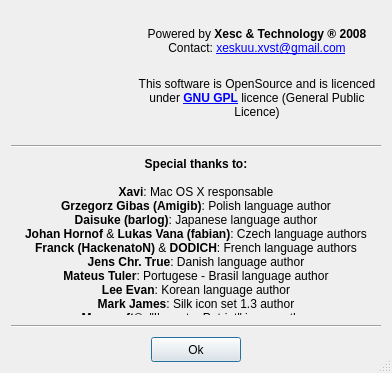
ckorn/xvst, file ui/credits.ui: the form before one commit.
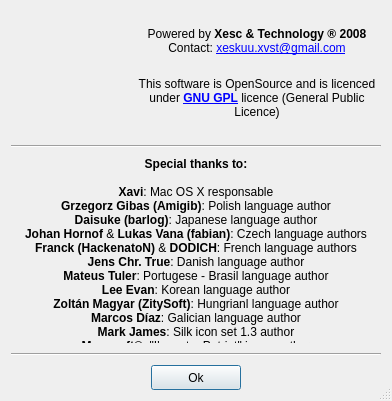
The form after the commit. Icons and pictures are not drawn.

What changed in the file:
```diff
--- a/ui/credits.ui
+++ b/ui/credits.ui
@@ -6,7 +6,7 @@
     <x>0</x>
     <y>0</y>
     <width>392</width>
-    <height>373</height>
+    <height>401</height>
    </rect>
   </property>
   <property name="windowTitle" >
@@ -124,7 +124,7 @@
    <item row="2" column="0" colspan="3" >
     <widget class="QLabel" name="label_5" >
      <property name="text" >
-      <string>&lt;b>Special thanks to:&lt;/b>&lt;br>&lt;br>&lt;b>Xavi&lt;/b>: Mac OS X responsable&lt;br>&lt;b>Grzegorz Gibas (Amigib)&lt;/b>: Polish language author&lt;br>&lt;b>Daisuke (barlog)&lt;/b>: Japanese language author&lt;br>&lt;b>Johan Hornof&lt;/b> &amp; &lt;b>Lukas Vana (fabian)&lt;/b>: Czech language authors&lt;br>&lt;b>Franck (HackenatoN)&lt;/b> &amp; &lt;b>DODICH&lt;/b>: French language authors&lt;br>&lt;b>Jens Chr. True&lt;/b>: Danish language author&lt;br>&lt;b>Mateus Tuler&lt;/b>: Portugese - Brasil language author&lt;br>&lt;b>Lee Evan&lt;/b>: Korean language author&lt;br>&lt;b>Mark James&lt;/b>: Silk icon set 1.3 author&lt;br>&lt;b>Mayosoft®&lt;/b>: "I'm not a Patriot" icons author</string>
+      <string>&lt;b>Special thanks to:&lt;/b>&lt;br>&lt;br>&lt;b>Xavi&lt;/b>: Mac OS X responsable&lt;br>&lt;b>Grzegorz Gibas (Amigib)&lt;/b>: Polish language author&lt;br>&lt;b>Daisuke (barlog)&lt;/b>: Japanese language author&lt;br>&lt;b>Johan Hornof&lt;/b>  &amp;amp; &lt;b>Lukas Vana (fabian)&lt;/b>: Czech language authors&lt;br>&lt;b>Franck (HackenatoN)&lt;/b>  &amp;amp; &lt;b>DODICH&lt;/b>: French language authors&lt;br>&lt;b>Jens Chr. True&lt;/b>: Danish language author&lt;br>&lt;b>Mateus Tuler&lt;/b>: Portugese - Brasil language author&lt;br>&lt;b>Lee Evan&lt;/b>: Korean language author&lt;br>&lt;b>Zoltán Magyar (ZitySoft)&lt;/b>: Hungrianl language author&lt;br>&lt;b>Marcos Díaz&lt;/b>: Galician language author&lt;br>&lt;b>Mark James&lt;/b>: Silk icon set 1.3 author&lt;br>&lt;b>Mayosoft®&lt;/b>: "I'm not a Patriot" icons author</string>
      </property>
      <property name="alignment" >
       <set>Qt::AlignCenter</set>
```
Left out of the diff: 1 changed line with no effect on the pictures.
